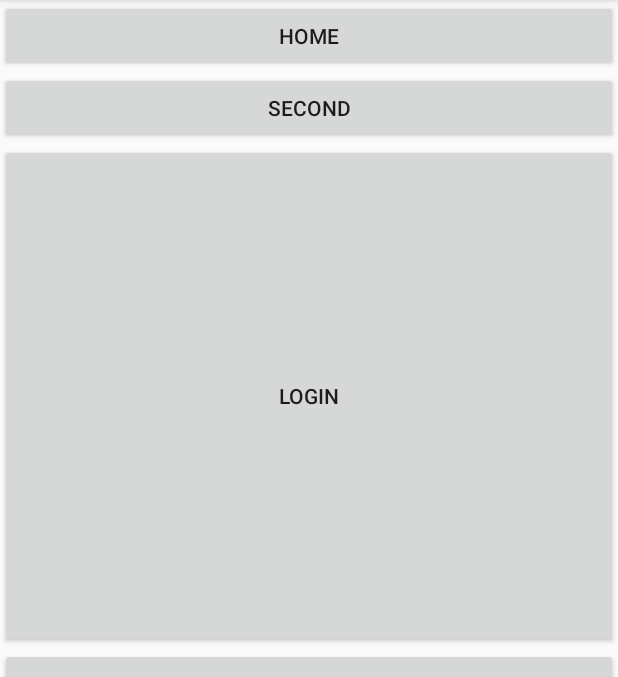
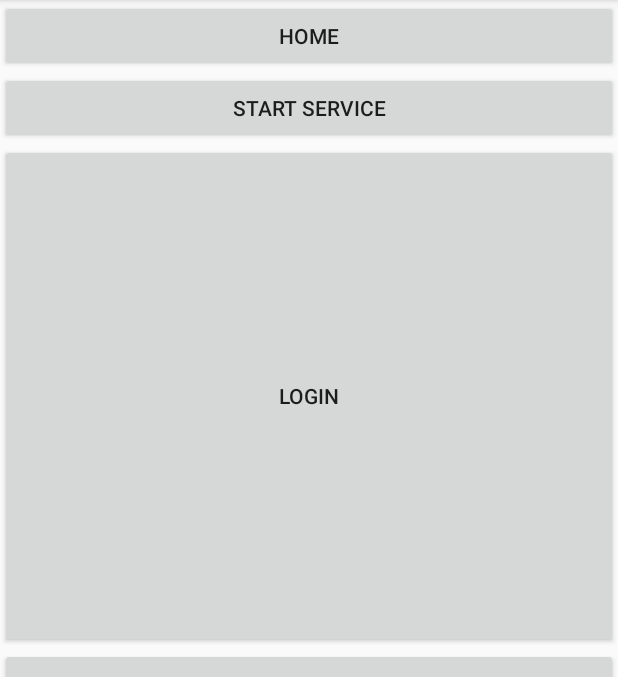
Before and after one commit to fksdud456/TIL, an Android app: the screen it shows after launch (MainActivity), on a phone screen of 412 x 824 dp, the part 84-761 px from its top. Run offline under Robolectric (Android 15) with nearby library versions, the light colour scheme and no system bars.

Commit message:
Update checksum MyFragment , P300 project
2018/04/12

```diff
--- a/Android/MyFragment/app/src/main/res/layout/activity_main.xml
+++ b/Android/MyFragment/app/src/main/res/layout/activity_main.xml
@@ -15,11 +15,11 @@
         android:text="HOME" />
 
     <Button
-        android:id="@+id/bt_second"
+        android:id="@+id/bt_start"
         android:layout_width="match_parent"
         android:layout_height="wrap_content"
         android:onClick="clickBt"
-        android:text="Second" />
+        android:text="START SERVICE" />
 
     <FrameLayout
         android:id="@+id/container"
```
